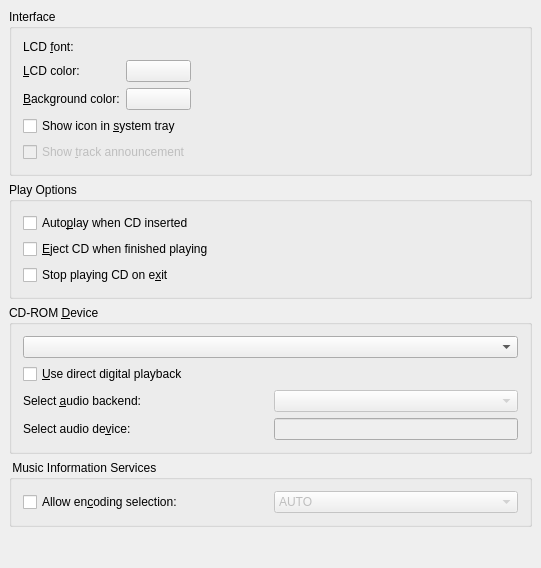
Before: the Qt Designer form configWidgetUI.ui in KDE/kscd, drawn with Qt 5.
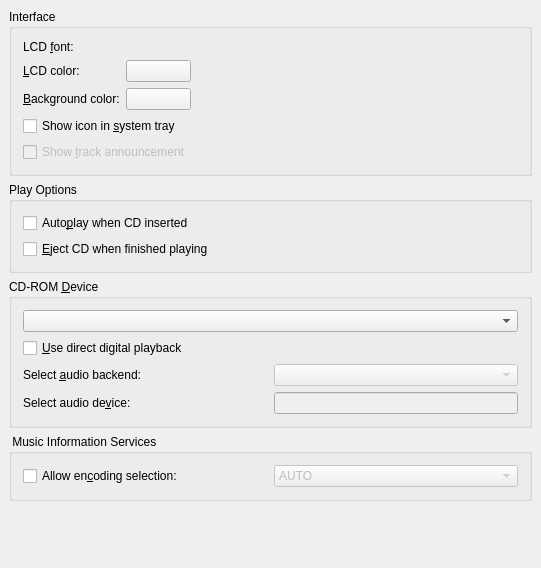
After: the same form once the commit is applied. Custom widgets are drawn as their Qt base class.

Diff of the .ui file:
```diff
--- a/configWidgetUI.ui
+++ b/configWidgetUI.ui
@@ -162,16 +162,6 @@
         </property>
        </widget>
       </item>
-      <item>
-       <widget class="QCheckBox" name="kcfg_StopExit" >
-        <property name="whatsThis" >
-         <string>When this option is selected the CD will automatically stop playing when quitting KsCD.</string>
-        </property>
-        <property name="text" >
-         <string>Stop playing CD on e&amp;xit</string>
-        </property>
-       </widget>
-      </item>
      </layout>
     </widget>
    </item>
```
